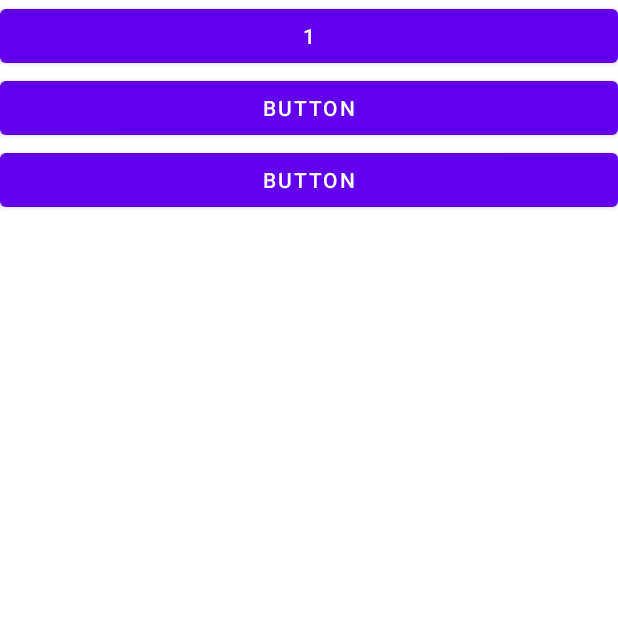
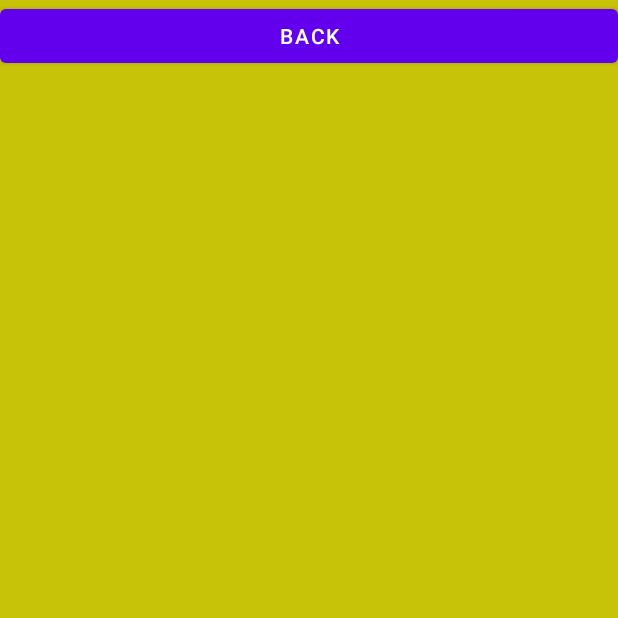
Before and after one commit to SaschaWirtz/CheckIn, an Android app: the SettingsActivity screen opened directly, with no data from a screen before it, on a phone screen of 412 x 824 dp, the top half of it. Run offline under Robolectric (Android 15) with nearby library versions, the phone set to English and light mode, and no system bars.

Commit message:
Changes to UI
Simple changes to UI.

```diff
--- /dev/null
+++ b/Android/CheckIn/app/src/main/java/de/hdmstuttgart/checkin/activities/CustomView.kt
@@ -0,0 +1,4 @@
+package de.hdmstuttgart.checkin.activities
+
+class CustomView {
+}
--- a/Android/CheckIn/app/src/main/java/de/hdmstuttgart/checkin/activities/HomeActivity.kt
+++ b/Android/CheckIn/app/src/main/java/de/hdmstuttgart/checkin/activities/HomeActivity.kt
@@ -35,6 +35,11 @@ class HomeActivity : AppCompatActivity() {
 
         findViewById<Button>(R.id.statistics).setOnClickListener {
             val intent = Intent(this, StatisticsActivity::class.java)
+            startActivity(intent)
+        }
+
+        findViewById<Button>(R.id.settingsButton).setOnClickListener {
+            val intent = Intent(this, SettingsActivity::class.java)
             startActivity(intent)
         }
 
--- a/Android/CheckIn/app/src/main/java/de/hdmstuttgart/checkin/activities/SettingsActivity.kt
+++ b/Android/CheckIn/app/src/main/java/de/hdmstuttgart/checkin/activities/SettingsActivity.kt
@@ -1,12 +1,20 @@
 package de.hdmstuttgart.checkin.activities
 
+import android.content.Intent
 import androidx.appcompat.app.AppCompatActivity
 import android.os.Bundle
+import android.widget.Button
 import de.hdmstuttgart.checkin.R
 
 class SettingsActivity : AppCompatActivity() {
     override fun onCreate(savedInstanceState: Bundle?) {
         super.onCreate(savedInstanceState)
         setContentView(R.layout.activity_stettings)
+
+        findViewById<Button>(R.id.backButton).setOnClickListener {
+            val intent = Intent(this, HomeActivity::class.java)
+            startActivity(intent)
+        }
+
     }
 }
--- a/Android/CheckIn/app/src/main/java/de/hdmstuttgart/checkin/activities/SplashScreen.kt
+++ b/Android/CheckIn/app/src/main/java/de/hdmstuttgart/checkin/activities/SplashScreen.kt
@@ -11,6 +11,7 @@ class SplashScreen : AppCompatActivity() {
         setContentView(R.layout.activity_splash)
 
         val runnable: Runnable = Runnable {
+            Thread.sleep(1000)
             val intent = Intent(this,HomeActivity::class.java)
             startActivity(intent)
         }
--- a/Android/CheckIn/app/src/main/res/layout/activity_splash.xml
+++ b/Android/CheckIn/app/src/main/res/layout/activity_splash.xml
@@ -16,5 +16,6 @@
         app:layout_constraintBottom_toBottomOf="parent"
         app:layout_constraintEnd_toEndOf="parent"
         app:layout_constraintStart_toStartOf="parent"
-        app:layout_constraintTop_toTopOf="parent" />
+        app:layout_constraintTop_toTopOf="parent"
+        />
 </androidx.constraintlayout.widget.ConstraintLayout>
--- a/Android/CheckIn/app/src/main/res/layout/activity_stettings.xml
+++ b/Android/CheckIn/app/src/main/res/layout/activity_stettings.xml
@@ -9,26 +9,16 @@
     <LinearLayout
         android:layout_width="match_parent"
         android:layout_height="match_parent"
+        android:background="@color/yellow"
         android:orientation="vertical"
         tools:layout_editor_absoluteX="193dp"
         tools:layout_editor_absoluteY="214dp">
 
         <Button
-            android:id="@+id/button"
+            android:id="@+id/backButton"
             android:layout_width="match_parent"
             android:layout_height="wrap_content"
-            android:text="1" />
+            android:text="Back" />
 
-        <Button
-            android:id="@+id/button2"
-            android:layout_width="match_parent"
-            android:layout_height="wrap_content"
-            android:text="Button" />
-
-        <Button
-            android:id="@+id/button3"
-            android:layout_width="match_parent"
-            android:layout_height="wrap_content"
-            android:text="Button" />
     </LinearLayout>
 </androidx.constraintlayout.widget.ConstraintLayout>
```
Also changed, not shown: Android/CheckIn/app/src/main/java/de/hdmstuttgart/checkin/activities/StatisticsActivity.kt (+12 -0 lines), Android/CheckIn/app/src/main/res/layout/activity_statistics.xml (+8 -1 lines), Android/CheckIn/app/src/main/res/layout/recycler_view_item.xml (added, +33 -0 lines).
